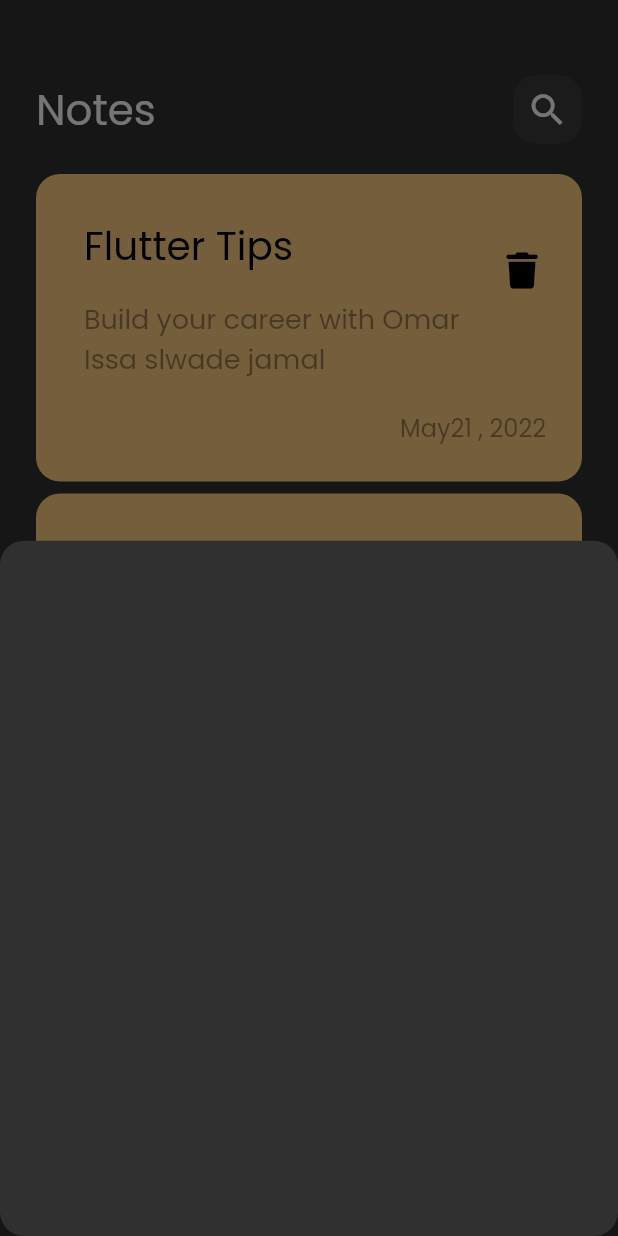
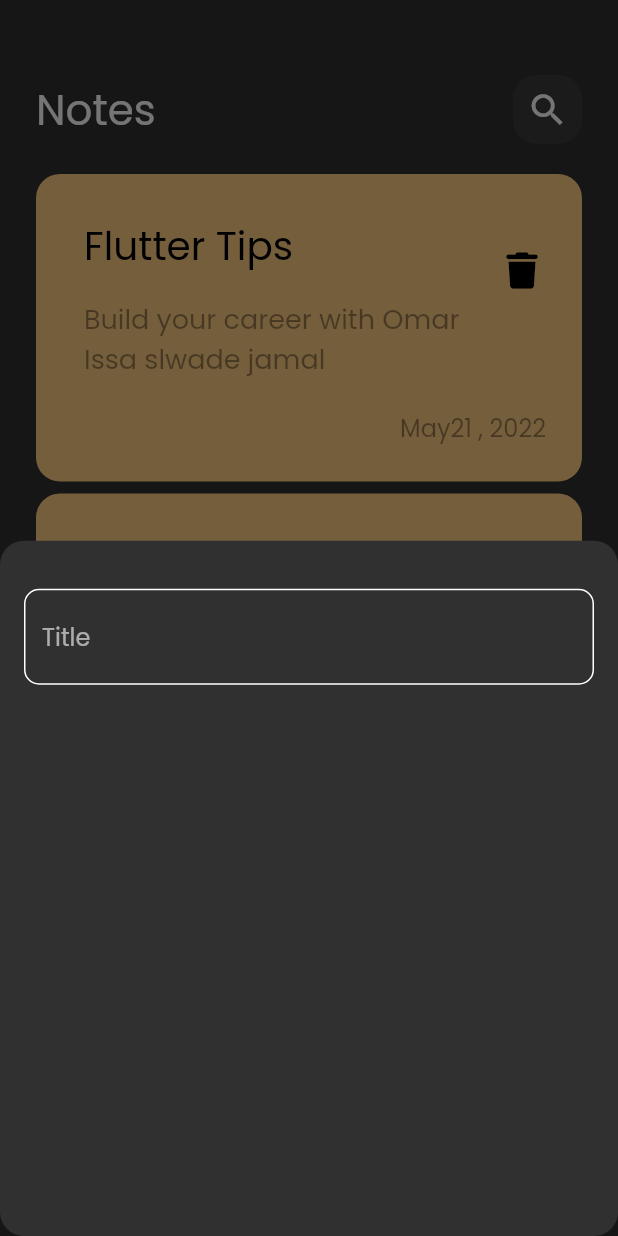
Before and after one commit to OmarIssa0/notes_app, a Flutter app: the screen it shows after launch, after a tap on the "add" icon, on a phone screen of 412 x 824 dp. Run offline on Flutter 3.47's test engine with Material 2 defaults, Android fonts, the phone set to English and light mode, and no system bars; our stand-ins replace font_awesome_flutter.

Commit message:
create custom text filed

```diff
--- /dev/null
+++ b/lib/constant/constant.dart
@@ -0,0 +1,3 @@
+import 'dart:ui';
+
+const kPrimaryColor = Color(0xff62fcd7);
--- a/lib/widgets/add_note_button_sheet.dart
+++ b/lib/widgets/add_note_button_sheet.dart
@@ -1,10 +1,21 @@
 import 'package:flutter/cupertino.dart';
+import 'package:notes_app/widgets/custom_text_filed.dart';
 
 class AddNotesButtonSheet extends StatelessWidget {
   const AddNotesButtonSheet({super.key});
 
   @override
   Widget build(BuildContext context) {
-    return Container();
+    return Padding(
+      padding: const EdgeInsets.symmetric(horizontal: 16),
+      child: Column(
+        children: const [
+          SizedBox(
+            height: 32,
+          ),
+          CustomTextFiled(),
+        ],
+      ),
+    );
   }
 }
--- /dev/null
+++ b/lib/widgets/custom_text_filed.dart
@@ -0,0 +1,28 @@
+import 'package:flutter/material.dart';
+import 'package:notes_app/constant/constant.dart';
+
+class CustomTextFiled extends StatelessWidget {
+  const CustomTextFiled({super.key});
+
+  @override
+  Widget build(BuildContext context) {
+    return TextField(
+      cursorColor: kPrimaryColor,
+      decoration: InputDecoration(
+        hintText: "Title",
+        border: buildBorder(),
+        enabledBorder: buildBorder(),
+        focusedBorder: buildBorder(kPrimaryColor),
+      ),
+    );
+  }
+
+  OutlineInputBorder buildBorder([color]) {
+    return OutlineInputBorder(
+      borderRadius: BorderRadius.circular(10),
+      borderSide: BorderSide(
+        color: color ?? Colors.white,
+      ),
+    );
+  }
+}
```
